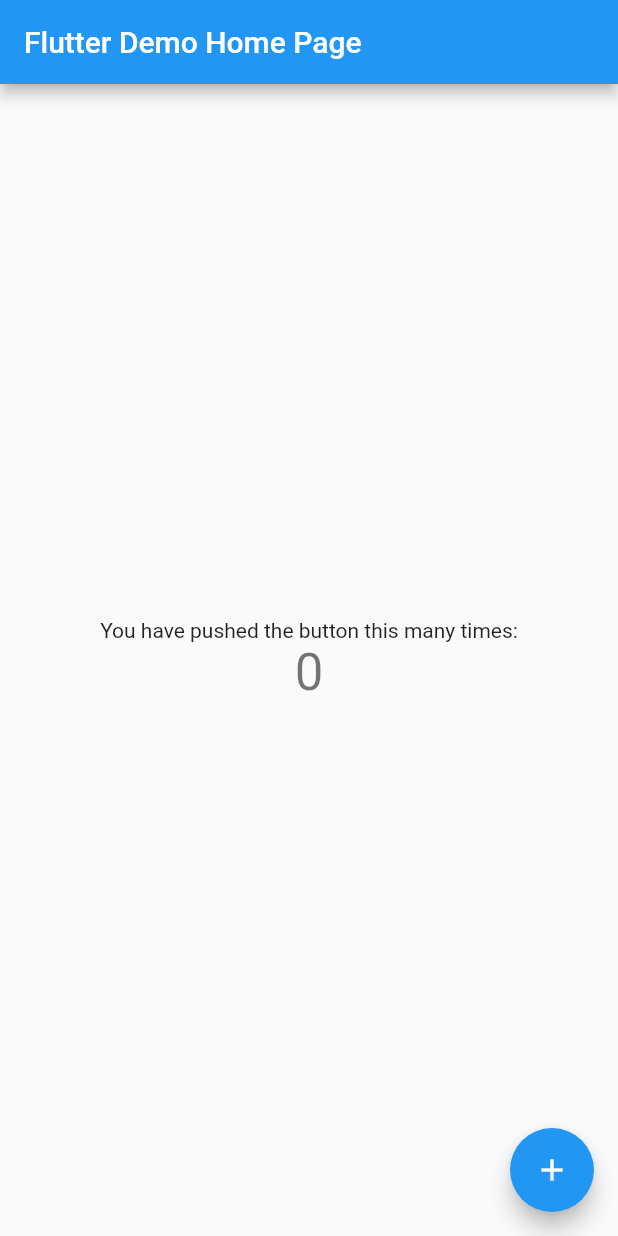
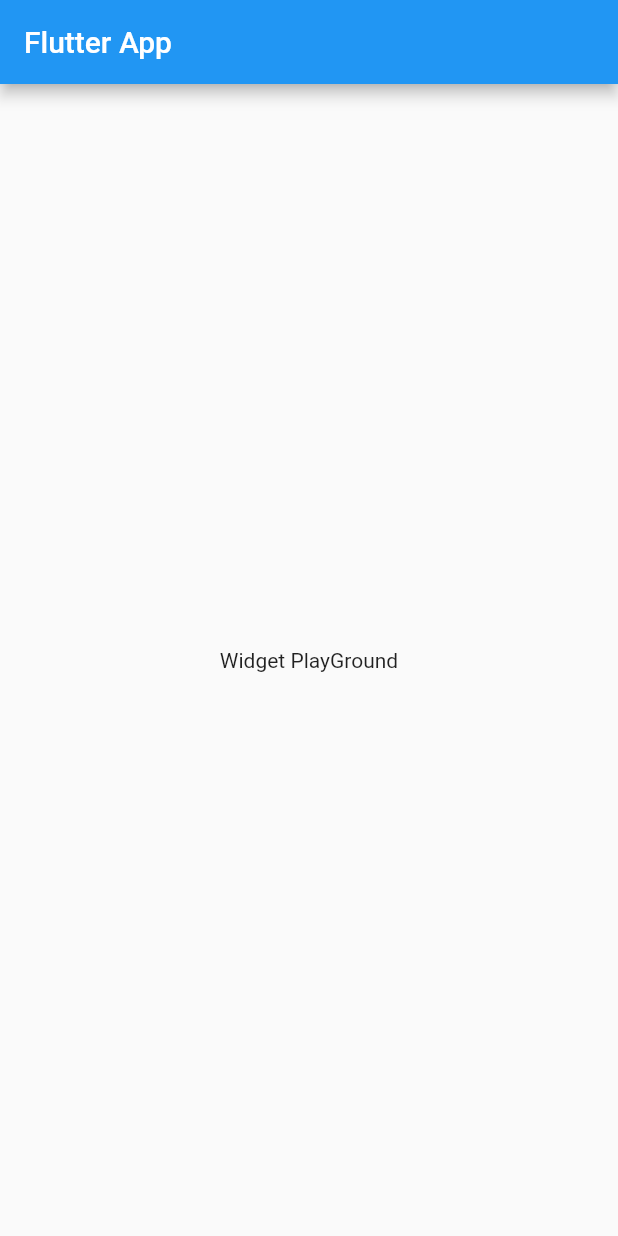
Before and after one commit to aritroo/expense_manager, a Flutter app: the screen it shows after launch, on a phone screen of 412 x 824 dp. Run offline on Flutter 3.47's test engine with Material 2 defaults, Android fonts, the phone set to English and light mode, and no system bars.

```diff
--- a/lib/main.dart
+++ b/lib/main.dart
@@ -1,115 +1,27 @@
 import 'package:flutter/material.dart';
 
-void main() {
-  runApp(const MyApp());
-}
+void main() => runApp(MyApp());
 
 class MyApp extends StatelessWidget {
-  const MyApp({super.key});
-
-  // This widget is the root of your application.
   @override
   Widget build(BuildContext context) {
     return MaterialApp(
-      title: 'Flutter Demo',
-      theme: ThemeData(
-        // This is the theme of your application.
-        //
-        // Try running your application with "flutter run". You'll see the
-        // application has a blue toolbar. Then, without quitting the app, try
-        // changing the primarySwatch below to Colors.green and then invoke
-        // "hot reload" (press "r" in the console where you ran "flutter run",
-        // or simply save your changes to "hot reload" in a Flutter IDE).
-        // Notice that the counter didn't reset back to zero; the application
-        // is not restarted.
-        primarySwatch: Colors.blue,
-      ),
-      home: const MyHomePage(title: 'Flutter Demo Home Page'),
+      title: 'Flutter App',
+      home: MyHomePage(),
     );
   }
 }
 
-class MyHomePage extends StatefulWidget {
-  const MyHomePage({super.key, required this.title});
-
-  // This widget is the home page of your application. It is stateful, meaning
-  // that it has a State object (defined below) that contains fields that affect
-  // how it looks.
-
-  // This class is the configuration for the state. It holds the values (in this
-  // case the title) provided by the parent (in this case the App widget) and
-  // used by the build method of the State. Fields in a Widget subclass are
-  // always marked "final".
-
-  final String title;
-
-  @override
-  State<MyHomePage> createState() => _MyHomePageState();
-}
-
-class _MyHomePageState extends State<MyHomePage> {
-  int _counter = 0;
-
-  void _incrementCounter() {
-    setState(() {
-      // This call to setState tells the Flutter framework that something has
-      // changed in this State, which causes it to rerun the build method below
-      // so that the display can reflect the updated values. If we changed
-      // _counter without calling setState(), then the build method would not be
-      // called again, and so nothing would appear to happen.
-      _counter++;
-    });
-  }
-
+class MyHomePage extends StatelessWidget {
   @override
   Widget build(BuildContext context) {
-    // This method is rerun every time setState is called, for instance as done
-    // by the _incrementCounter method above.
-    //
-    // The Flutter framework has been optimized to make rerunning build methods
-    // fast, so that you can just rebuild anything that needs updating rather
-    // than having to individually change instances of widgets.
     return Scaffold(
       appBar: AppBar(
-        // Here we take the value from the MyHomePage object that was created by
-        // the App.build method, and use it to set our appbar title.
-        title: Text(widget.title),
+        title: Text('Flutter App'),
       ),
       body: Center(
-        // Center is a layout widget. It takes a single child and positions it
-        // in the middle of the parent.
-        child: Column(
-          // Column is also a layout widget. It takes a list of children and
-          // arranges them vertically. By default, it sizes itself to fit its
-          // children horizontally, and tries to be as tall as its parent.
-          //
-          // Invoke "debug painting" (press "p" in the console, choose the
-          // "Toggle Debug Paint" action from the Flutter Inspector in Android
-          // Studio, or the "Toggle Debug Paint" command in Visual Studio Code)
-          // to see the wireframe for each widget.
-          //
-          // Column has various properties to control how it sizes itself and
-          // how it positions its children. Here we use mainAxisAlignment to
-          // center the children vertically; the main axis here is the vertical
-          // axis because Columns are vertical (the cross axis would be
-          // horizontal).
-          mainAxisAlignment: MainAxisAlignment.center,
-          children: <Widget>[
-            const Text(
-              'You have pushed the button this many times:',
-            ),
-            Text(
-              '$_counter',
-              style: Theme.of(context).textTheme.headline4,
-            ),
-          ],
-        ),
+        child: Text('Widget PlayGround'),
       ),
-      floatingActionButton: FloatingActionButton(
-        onPressed: _incrementCounter,
-        tooltip: 'Increment',
-        child: const Icon(Icons.add),
-      ), // This trailing comma makes auto-formatting nicer for build methods.
     );
   }
 }
```
Also changed, not shown: 1 other file.
